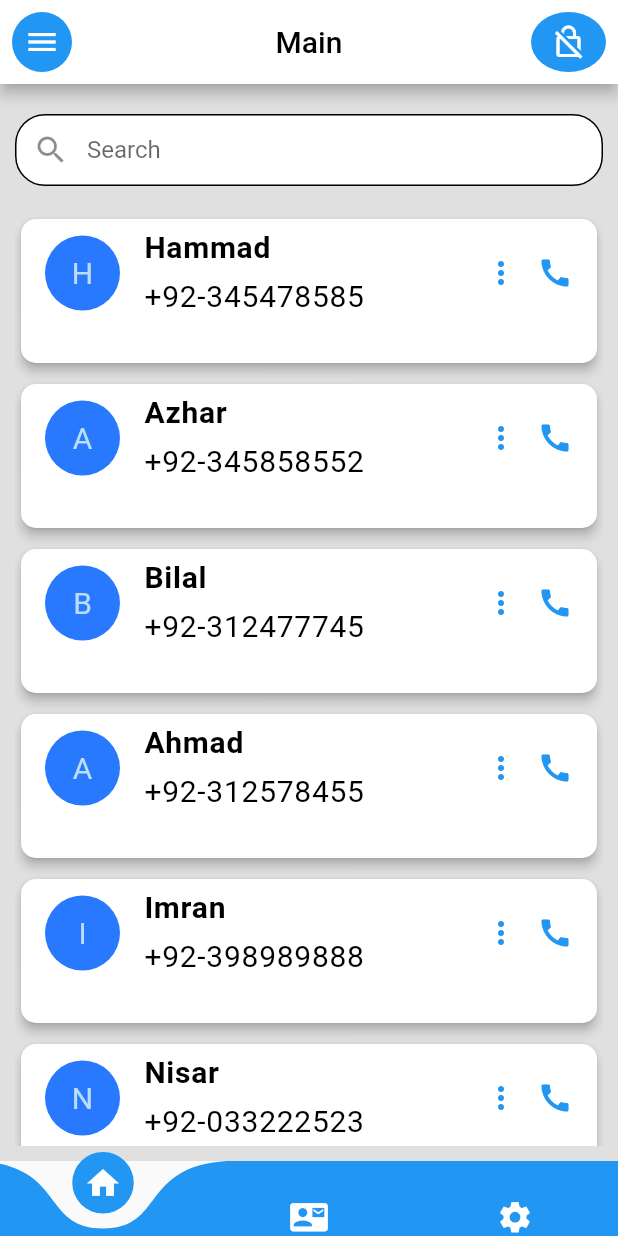
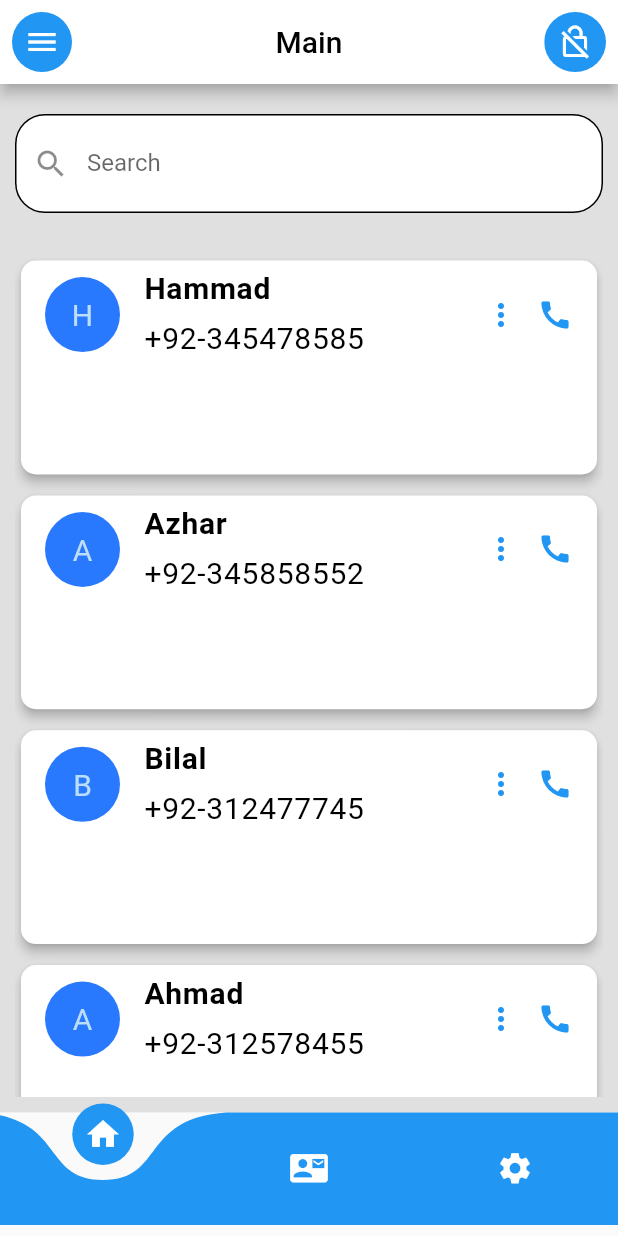
Before and after one commit to Raxa93/canz_task, a Flutter app: the screen it shows after launch, on a phone screen of 412 x 824 dp. Run offline on Flutter 3.47's test engine with Material 2 defaults, Android fonts, the phone set to English and light mode, and no system bars; drawn by our look-alikes of curved_navigation_bar.

Commit message:
Update with some changes

```diff
--- a/lib/Screens/Home.dart
+++ b/lib/Screens/Home.dart
@@ -1,5 +1,6 @@
 // ignore_for_file: file_names, avoid_unnecessary_containers, prefer_const_constructors, prefer_const_literals_to_create_immutables, unused_local_variable
 
+import 'package:canz_task/appconfig.dart';
 import 'package:flutter/material.dart';
 
 class HomeScreen extends StatefulWidget {
@@ -10,8 +11,10 @@ class HomeScreen extends StatefulWidget {
 }
 
 class _HomeScreenState extends State<HomeScreen> {
+  AppConfig _ac;
   @override
   Widget build(BuildContext context) {
+    _ac = AppConfig(context);
     final name = ['Hammad', 'Azhar', 'Bilal', 'Ahmad', 'Imran', 'Nisar'];
     final contact = [
       '+92-345478585',
@@ -29,7 +32,7 @@ class _HomeScreenState extends State<HomeScreen> {
           children: <Widget>[
             TextField(
               style: TextStyle(
-                height: 0.2,
+                height: _ac.rHP(0.2),
               ),
               decoration: InputDecoration(
                 filled: true,
@@ -41,7 +44,7 @@ class _HomeScreenState extends State<HomeScreen> {
                 ),
               ),
             ),
-            SizedBox(height: 15),
+            SizedBox(height: _ac.rHP(3)),
             Expanded(
               child: ListTileTheme(
                 iconColor: Colors.blue,
@@ -49,7 +52,7 @@ class _HomeScreenState extends State<HomeScreen> {
                   itemCount: name.length,
                   itemBuilder: (BuildContext context, int index) {
                     return Container(
-                      height: 110,
+                      height: _ac.rHP(19),
                       child: Padding(
                         padding: const EdgeInsets.fromLTRB(0, 3, 0, 3),
                         child: Card(
--- /dev/null
+++ b/lib/appconfig.dart
@@ -0,0 +1,35 @@
+import 'package:flutter/material.dart';
+
+class AppConfig {
+  BuildContext _context;
+  double _height;
+  double _width;
+  double _heightPadding;
+  double _widthPadding;
+
+  AppConfig(this._context) {
+    MediaQueryData _queryData = MediaQuery.of(_context);
+    _height = _queryData.size.height / 100.0;
+    _width = _queryData.size.width / 100.0;
+    _heightPadding = _height -
+        ((_queryData.padding.top + _queryData.padding.bottom) / 100.0);
+    _widthPadding =
+        _width - (_queryData.padding.left + _queryData.padding.right) / 100.0;
+  }
+
+  double rH(double v) {
+    return _height * v;
+  }
+
+  double rW(double v) {
+    return _width * v;
+  }
+
+  double rHP(double v) {
+    return _heightPadding * v;
+  }
+
+  double rWP(double v) {
+    return _widthPadding * v;
+  }
+}
--- a/lib/main.dart
+++ b/lib/main.dart
@@ -3,6 +3,7 @@
 import 'package:canz_task/Screens/Contacts.dart';
 import 'package:canz_task/Screens/Home.dart';
 import 'package:canz_task/Screens/settings.dart';
+import 'package:canz_task/appconfig.dart';
 import 'package:curved_navigation_bar/curved_navigation_bar.dart';
 import 'package:flutter/material.dart';
 
@@ -28,6 +29,7 @@ class MyStatefulWidget extends StatefulWidget {
 }
 
 class _MyStatefulWidgetState extends State<MyStatefulWidget> {
+  AppConfig _ac;
   int index = 0;
   final screens = [HomeScreen(), Contacts(), settings()];
 
@@ -39,6 +41,7 @@ class _MyStatefulWidgetState extends State<MyStatefulWidget> {
 
   @override
   Widget build(BuildContext context) {
+    _ac = AppConfig(context);
     return Scaffold(
         appBar: AppBar(
           leading: Padding(
@@ -49,8 +52,10 @@ class _MyStatefulWidgetState extends State<MyStatefulWidget> {
                 child: InkWell(
                   splashColor: Colors.red,
                   onTap: () {},
-                  child:
-                      SizedBox(width: 20, height: 20, child: Icon(Icons.menu)),
+                  child: SizedBox(
+                      width: _ac.rWP(10),
+                      height: _ac.rHP(10),
+                      child: Icon(Icons.menu)),
                 ),
               ),
             ),
@@ -71,8 +76,8 @@ class _MyStatefulWidgetState extends State<MyStatefulWidget> {
                     splashColor: Colors.red,
                     onTap: () {},
                     child: SizedBox(
-                        width: 50,
-                        height: 50,
+                        width: _ac.rWP(10),
+                        height: _ac.rHP(10),
                         child:
                             Icon(Icons.no_encryption_gmailerrorred_outlined)),
                   ),
@@ -90,7 +95,7 @@ class _MyStatefulWidgetState extends State<MyStatefulWidget> {
             color: Colors.blue,
             items: items,
             index: index,
-            height: 50,
+            height: _ac.rHP(10),
             onTap: (index) => setState(() {
               this.index = index;
             }),
```
